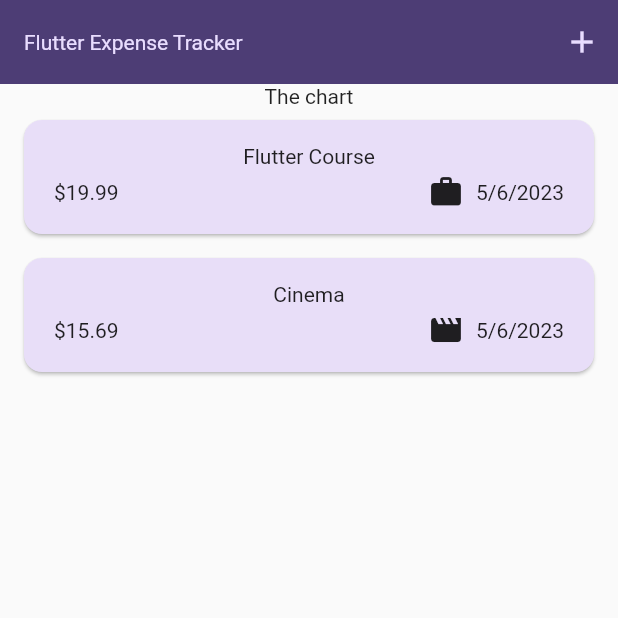
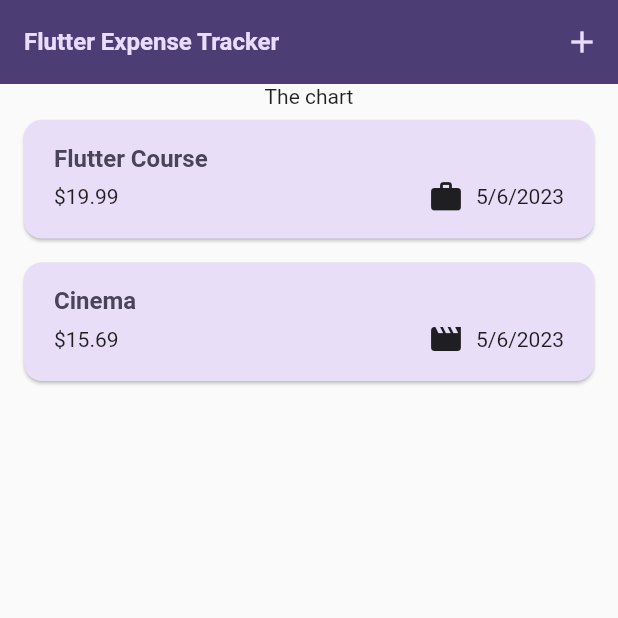
Before and after one commit to jakubit0/Expenses-Tracker, a Flutter app: the screen it shows after launch, on a phone screen of 412 x 824 dp, the top half of it. Run offline on Flutter 3.47's test engine with Material 2 defaults, Android fonts, the phone set to English and light mode, and no system bars.

Commit message:
more styling, theming

```diff
--- a/expenses_tracker/lib/widgets/expenses_list/expenses_item.dart
+++ b/expenses_tracker/lib/widgets/expenses_list/expenses_item.dart
@@ -12,8 +12,12 @@ class ExpenseItem extends StatelessWidget {
       child: Padding(
         padding: const EdgeInsets.symmetric(horizontal: 20, vertical: 16),
         child: Column(
+          crossAxisAlignment: CrossAxisAlignment.start,
           children: [
-            Text(expense.title),
+            Text(
+              expense.title,
+              style: Theme.of(context).textTheme.titleLarge,
+            ),
             const SizedBox(height: 4),
             Row(
               children: [
--- a/expenses_tracker/lib/widgets/expenses_list/expenses_list.dart
+++ b/expenses_tracker/lib/widgets/expenses_list/expenses_list.dart
@@ -17,6 +17,12 @@ class ExpensesList extends StatelessWidget {
     return ListView.builder(
       itemCount: expenses.length,
       itemBuilder: (ctx, index) => Dismissible(
+        background: Container(
+          color: Theme.of(context).colorScheme.error.withOpacity(0.75),
+          margin: EdgeInsets.symmetric(
+            horizontal: Theme.of(context).cardTheme.margin!.horizontal,
+          ),
+        ),
         key: ValueKey(expenses[index]),
         onDismissed: (direction) {
           onRemoveExpense(expenses[index]);
```
Also changed, not shown: expenses_tracker/lib/main.dart (+6 -3 lines).
